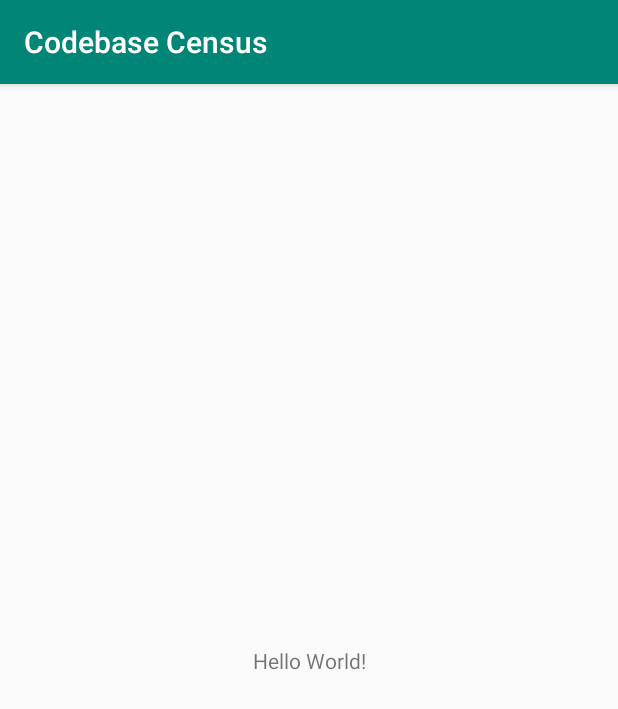
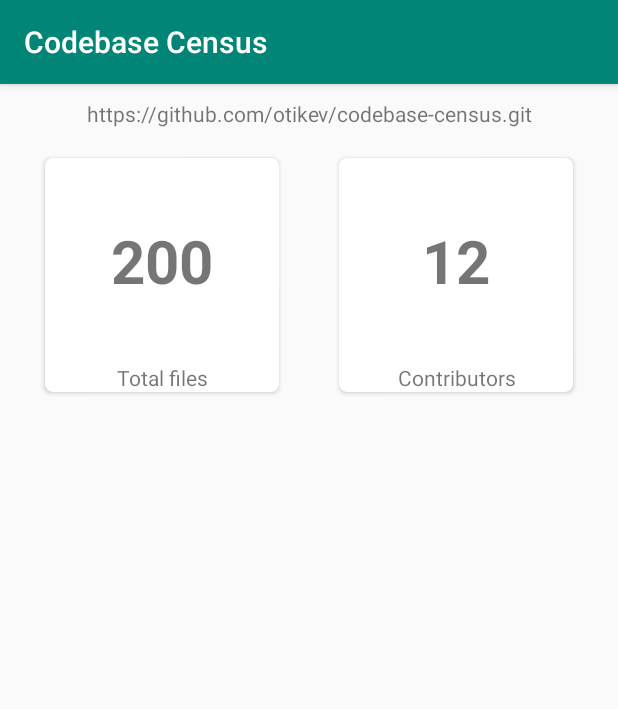
Before and after one commit to otikev/code-census, an Android app: the screen it shows after launch (MainActivity), on a phone screen of 412 x 824 dp. Shown: the top 709 px of the screen. Run offline under Robolectric (Android 15) with nearby library versions, the phone set to English and light mode, and no system bars; libraries missing offline, so code that uses them is left out: org.eclipse.jgit; 1 statement that could not run was skipped.

Commit message:
Display repo name and file count on screen

```diff
--- a/app/build.gradle
+++ b/app/build.gradle
@@ -36,6 +36,7 @@ dependencies {
     implementation fileTree(dir: 'libs', include: ['*.jar'])
     implementation"org.jetbrains.kotlin:kotlin-stdlib-jdk7:$kotlin_version"
     implementation 'com.android.support:appcompat-v7:28.0.0'
+    implementation 'com.android.support:cardview-v7:28.0.0'
     implementation 'com.android.support.constraint:constraint-layout:1.1.0'
     implementation project(path: ':core')
 
--- a/app/src/main/java/com/otikev/codebasecensus/MainActivity.kt
+++ b/app/src/main/java/com/otikev/codebasecensus/MainActivity.kt
@@ -7,56 +7,48 @@ import android.support.v4.app.ActivityCompat
 import android.support.v4.content.ContextCompat
 import android.support.v7.app.AppCompatActivity
 import android.util.Log
+import android.widget.TextView
 import android.widget.Toast
 import com.codebasecensus.core.*
 import java.net.URI
 
 
-class MainActivity : AppCompatActivity() {
+class MainActivity : AppCompatActivity(), MainContract.View {
 
     private val REQUEST_WRITE_STORAGE = 112
 
-    lateinit var codebaseCensus : CodebaseCensus
+    lateinit var presenter: MainContract.Presenter
+    lateinit var txtRepoName: TextView
+    lateinit var txtTotalFiles: TextView
+    lateinit var txtContributors: TextView
 
     override fun onCreate(savedInstanceState: Bundle?) {
         super.onCreate(savedInstanceState)
         setContentView(R.layout.activity_main)
 
-        val hasPermission = ContextCompat.checkSelfPermission(this, Manifest.permission.WRITE_EXTERNAL_STORAGE) == PackageManager.PERMISSION_GRANTED
-
-        if (!hasPermission) {
-            ActivityCompat.requestPermissions(
-                this,
-                arrayOf(Manifest.permission.WRITE_EXTERNAL_STORAGE),
-                REQUEST_WRITE_STORAGE
-            )
-        }else{
-            clone()
-        }
+        presenter = MainPresenter(this)
+        presenter.onViewInit()
     }
 
-    fun clone(){
-        var uri : URI = URI.create("https://github.com/otikev/codebase-census.git")
+    override fun hasWriteExternalStoragePermission(): Boolean {
+        return ContextCompat.checkSelfPermission(
+            this,
+            Manifest.permission.WRITE_EXTERNAL_STORAGE
+        ) == PackageManager.PERMISSION_GRANTED
+    }
 
-        codebaseCensus = CodebaseCensus(GIT(uri))
-        codebaseCensus.setup(object : SetupCallback{
-            override fun setupSuccess() {
-                Log.d(javaClass.simpleName,"Setup success")
-                codebaseCensus.analizeTotalFileCount(object : AnalyzeCallback{
-                    override fun onFinished(model: ResultModel) {
-                        Log.d(javaClass.simpleName,"TOTAL FILES : "+model.count)
-                    }
+    override fun requestWriteExternalStoragePermission() {
+        ActivityCompat.requestPermissions(
+            this,
+            arrayOf(Manifest.permission.WRITE_EXTERNAL_STORAGE),
+            REQUEST_WRITE_STORAGE
+        )
+    }
 
-                    override fun onFailure(reason: String) {
-                        Log.e(javaClass.simpleName, "Failed : $reason")
-                    }
-                })
-            }
-
-            override fun setupFailed(error: String) {
-                Log.d(javaClass.simpleName,"Setup failed")
-            }
-        })
+    override fun bindViews() {
+        txtRepoName = findViewById(R.id.txtRepoName)
+        txtTotalFiles = findViewById(R.id.txtTotalFiles)
+        txtContributors = findViewById(R.id.txtContributors)
     }
 
     override fun onRequestPermissionsResult(requestCode: Int, permissions: Array<String>, grantResults: IntArray) {
@@ -64,7 +56,7 @@ class MainActivity : AppCompatActivity() {
         when (requestCode) {
             REQUEST_WRITE_STORAGE -> {
                 if (grantResults.size > 0 && grantResults[0] == PackageManager.PERMISSION_GRANTED) {
-                    clone()
+                    presenter.setup()
                 } else {
                     Toast.makeText(
                         this,
@@ -75,4 +67,22 @@ class MainActivity : AppCompatActivity() {
             }
         }
     }
+
+    override fun setRepoName(name: String) {
+        runOnUiThread {
+            txtRepoName.text = name
+        }
+    }
+
+    override fun setTotalFiles(count: Int) {
+        runOnUiThread {
+            txtTotalFiles.text = count.toString()
+        }
+    }
+
+    override fun setContributors(count: Int) {
+        runOnUiThread {
+            txtContributors.text = count.toString()
+        }
+    }
 }
--- /dev/null
+++ b/app/src/main/java/com/otikev/codebasecensus/MainContract.kt
@@ -0,0 +1,20 @@
+package com.otikev.codebasecensus
+
+/**
+ * Created by kevin on 08/12/18 at 20:20
+ */
+interface MainContract {
+    interface View {
+        fun bindViews()
+        fun hasWriteExternalStoragePermission(): Boolean
+        fun requestWriteExternalStoragePermission()
+        fun setRepoName(name: String)
+        fun setTotalFiles(count: Int)
+        fun setContributors(count: Int)
+    }
+
+    interface Presenter {
+        fun onViewInit()
+        fun setup()
+    }
+}
--- /dev/null
+++ b/app/src/main/java/com/otikev/codebasecensus/MainPresenter.kt
@@ -0,0 +1,51 @@
+package com.otikev.codebasecensus
+
+import android.util.Log
+import com.codebasecensus.core.*
+import java.net.URI
+
+/**
+ * Created by kevin on 08/12/18 at 20:25
+ */
+class MainPresenter(var view : MainContract.View) :MainContract.Presenter {
+
+    var repo : String = "https://github.com/otikev/codebase-census.git"
+    lateinit var codebaseCensus : CodebaseCensus
+
+    override fun onViewInit() {
+        view.bindViews()
+        if(view.hasWriteExternalStoragePermission()){
+            setup()
+        }else{
+            view.requestWriteExternalStoragePermission()
+        }
+    }
+
+    override fun setup() {
+
+        view.setRepoName(repo)
+
+        var uri : URI = URI.create(repo)
+
+        codebaseCensus = CodebaseCensus(GIT(uri))
+        codebaseCensus.setup(object : SetupCallback {
+            override fun setupSuccess() {
+                Log.d(javaClass.simpleName,"Setup success")
+                codebaseCensus.analizeTotalFileCount(object : AnalyzeCallback {
+                    override fun onFinished(model: ResultModel) {
+                        view.setTotalFiles(model.count)
+                        Log.d(javaClass.simpleName,"TOTAL FILES : "+model.count)
+                    }
+
+                    override fun onFailure(reason: String) {
+                        Log.e(javaClass.simpleName, "Failed : $reason")
+                    }
+                })
+            }
+
+            override fun setupFailed(error: String) {
+                Log.d(javaClass.simpleName,"Setup failed")
+            }
+        })
+    }
+}
--- /dev/null
+++ b/app/src/main/java/com/otikev/codebasecensus/widget/SquareCardView.kt
@@ -0,0 +1,17 @@
+package com.otikev.codebasecensus.widget
+
+import android.content.Context
+import android.support.v7.widget.CardView
+import android.util.AttributeSet
+
+
+/**
+ * Created by kevin on 08/12/18 at 19:37
+ */
+
+class SquareCardView(context: Context, attrs: AttributeSet) : CardView(context, attrs) {
+
+    override fun onMeasure(widthMeasureSpec: Int, ignoredHeightMeasureSpec: Int) {
+        super.onMeasure(widthMeasureSpec, widthMeasureSpec)
+    }
+}
--- a/app/src/main/res/layout/activity_main.xml
+++ b/app/src/main/res/layout/activity_main.xml
@@ -1,18 +1,88 @@
 <?xml version="1.0" encoding="utf-8"?>
-<android.support.constraint.ConstraintLayout xmlns:android="http://schemas.android.com/apk/res/android"
-    xmlns:app="http://schemas.android.com/apk/res-auto"
-    xmlns:tools="http://schemas.android.com/tools"
-    android:layout_width="match_parent"
-    android:layout_height="match_parent"
-    tools:context=".MainActivity">
+<LinearLayout xmlns:android="http://schemas.android.com/apk/res/android"
+                xmlns:tools="http://schemas.android.com/tools"
+                android:layout_width="match_parent"
+                android:layout_height="match_parent"
+                android:gravity="center_horizontal"
+                android:padding="10dp"
+                android:orientation="vertical"
+                tools:context=".MainActivity">
 
     <TextView
-        android:layout_width="wrap_content"
-        android:layout_height="wrap_content"
-        android:text="Hello World!"
-        app:layout_constraintBottom_toBottomOf="parent"
-        app:layout_constraintLeft_toLeftOf="parent"
-        app:layout_constraintRight_toRightOf="parent"
-        app:layout_constraintTop_toTopOf="parent" />
+            android:layout_alignParentBottom="true"
+            android:text="Codebase-census"
+            android:gravity="center"
+            android:id="@+id/txtRepoName"
+            android:layout_width="match_parent"
+            android:layout_height="wrap_content" />
 
-</android.support.constraint.ConstraintLayout>
+    <LinearLayout android:layout_width="match_parent" android:layout_height="wrap_content">
+        <com.otikev.codebasecensus.widget.SquareCardView
+                android:layout_margin="20dp"
+                xmlns:card_view="http://schemas.android.com/apk/res-auto"
+                android:id="@+id/totalFilesCardView"
+                android:layout_gravity="center"
+                android:layout_width="0dp"
+                android:layout_weight="0.5"
+                android:layout_height="match_parent"
+                card_view:cardCornerRadius="5dp">
+
+            <RelativeLayout
+                    android:layout_width="match_parent"
+                    android:layout_height="match_parent"
+                    android:orientation="vertical">
+                <TextView
+                        android:text="200"
+                        android:textSize="40sp"
+                        android:textStyle="bold"
+                        android:gravity="center"
+                        android:id="@+id/txtTotalFiles"
+                        android:layout_above="@+id/txtTotalFilesLabel"
+                        android:layout_width="match_parent"
+                        android:layout_height="match_parent" />
+
+                <TextView
+                        android:layout_alignParentBottom="true"
+                        android:text="Total files"
+                        android:gravity="center"
+                        android:id="@+id/txtTotalFilesLabel"
+                        android:layout_width="match_parent"
+                        android:layout_height="wrap_content" />
+            </RelativeLayout>
+        </com.otikev.codebasecensus.widget.SquareCardView>
+
+        <com.otikev.codebasecensus.widget.SquareCardView
+                android:layout_margin="20dp"
+                xmlns:card_view="http://schemas.android.com/apk/res-auto"
+                android:id="@+id/totalContributorsCardView"
+                android:layout_toRightOf="@+id/totalFilesCardView"
+                android:layout_gravity="center"
+                android:layout_width="0dp"
+                android:layout_weight="0.5"
+                android:layout_height="match_parent"
+                card_view:cardCornerRadius="5dp">
+            <RelativeLayout
+                    android:layout_width="match_parent"
+                    android:layout_height="match_parent"
+                    android:orientation="vertical">
+                <TextView
+                        android:text="12"
+                        android:textSize="40sp"
+                        android:textStyle="bold"
+                        android:gravity="center"
+                        android:id="@+id/txtContributors"
+                        android:layout_above="@+id/txtContributorsLabel"
+                        android:layout_width="match_parent"
+                        android:layout_height="match_parent" />
+
+                <TextView
+                        android:layout_alignParentBottom="true"
+                        android:text="Contributors"
+                        android:gravity="center"
+                        android:id="@+id/txtContributorsLabel"
+                        android:layout_width="match_parent"
+                        android:layout_height="wrap_content" />
+            </RelativeLayout>
+        </com.otikev.codebasecensus.widget.SquareCardView>
+    </LinearLayout>
+</LinearLayout>
--- a/core/src/main/java/com/codebasecensus/core/Codebase.kt
+++ b/core/src/main/java/com/codebasecensus/core/Codebase.kt
@@ -7,4 +7,6 @@ interface Codebase {
     fun setup(callback: SetupCallback)
 
     fun analizeTotalFileCount(callback: AnalyzeCallback)
+
+    fun contributors()
 }
--- a/core/src/main/java/com/codebasecensus/core/CodebaseCensus.kt
+++ b/core/src/main/java/com/codebasecensus/core/CodebaseCensus.kt
@@ -1,6 +1,9 @@
 package com.codebasecensus.core
 
 import java.io.File
+import org.eclipse.jgit.storage.file.FileRepositoryBuilder
+
+
 
 /**
  * Created by kevin on 08/12/18 at 14:01
@@ -35,6 +38,10 @@ class CodebaseCensus(var git: GIT) : Codebase {
         }
     }
 
+    override fun contributors() {
+
+    }
+
     override fun analizeTotalFileCount(callback: AnalyzeCallback) {
         if(!initialized){
             callback.onFailure("Not initialized, call setup() first")
```
